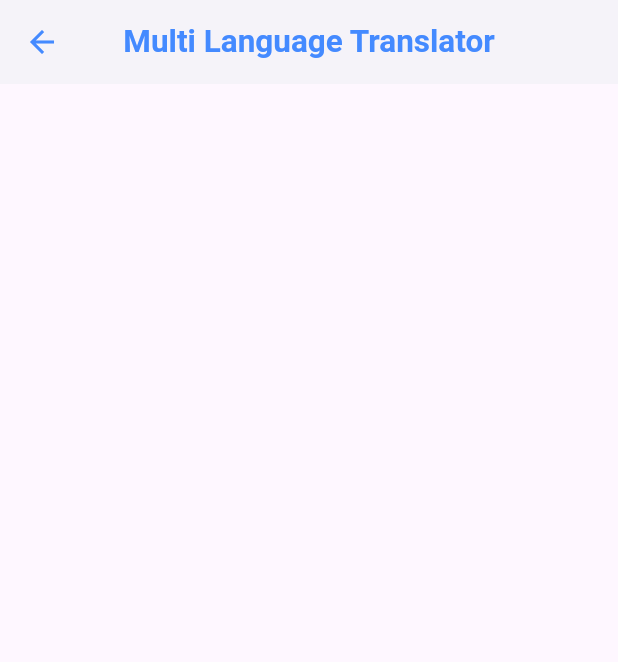
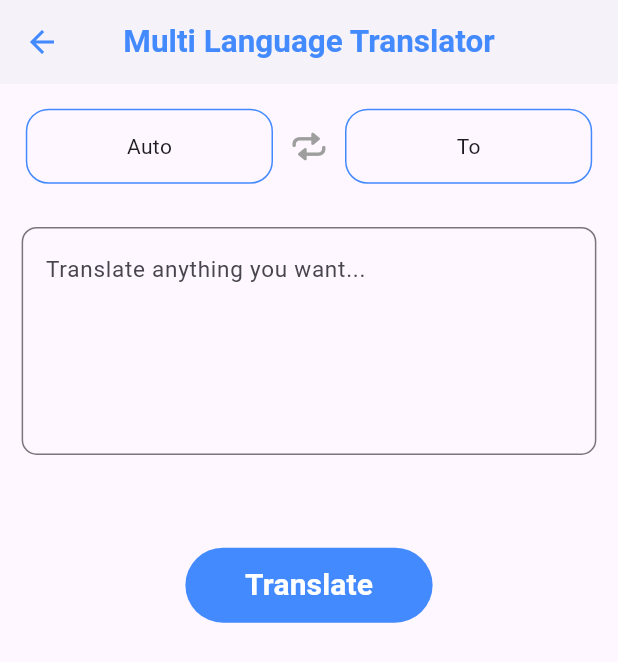
Before and after one commit to sewiiimirza/Ai_Chat_bot, a Flutter app: the TranslatorFeature screen opened directly, on a phone screen of 412 x 824 dp. Shown: the top 662 px of the screen. Run offline on Flutter 3.47's test engine with Material 3 defaults, Android fonts, the phone set to English and light mode, and no system bars; our stand-ins replace animated_text_kit, cached_network_image, flutter_animate, get, hive, lottie and 1 more; missing offline and left inert: dart_openai, gallery_saver_updated; accounts and stored records are empty; statements that could not run were skipped; project files that could hold a hidden picture were left out.

Commit message:
AI translator screen done

```diff
--- /dev/null
+++ b/lib/controller/translator_controller.dart
@@ -0,0 +1,210 @@
+import 'package:ai_chat_bot/apis/apis.dart';
+import 'package:ai_chat_bot/helper/my_dialog.dart';
+import 'package:ai_chat_bot/model/message.dart';
+import 'package:flutter/cupertino.dart';
+import 'package:get/get.dart';
+
+class TranslatorController  extends GetxController{
+  final textC= TextEditingController();
+  final resultC=TextEditingController();
+
+  final from=''.obs, to=''.obs;
+
+
+    // list of languages available
+    final lang = const [
+      "Afar",
+      "Abkhazian",
+      "Avestan",
+      "Afrikaans",
+      "Akan",
+      "Amharic",
+      "Aragonese",
+      "Arabic",
+      "Assamese",
+      "Avaric",
+      "Aymara",
+      "Azerbaijani",
+      "Bashkir",
+      "Belarusian",
+      "Bulgarian",
+      "Bihari languages",
+      "Bislama",
+      "Bambara",
+      "Bengali",
+      "Tibetan",
+      "Breton",
+      "Bosnian",
+      "Catalan",
+      "Chechen",
+      "Chamorro",
+      "Corsican",
+      "Cree",
+      "Czech",
+      "Church Slavic",
+      "Chuvash",
+      "Welsh",
+      "Danish",
+      "German",
+      "Maldivian",
+      "Dzongkha",
+      "Ewe",
+      "Greek",
+      "English",
+      "Esperanto",
+      "Spanish",
+      "Estonian",
+      "Basque",
+      "Persian",
+      "Fulah",
+      "Finnish",
+      "Fijian",
+      "Faroese",
+      "French",
+      "Western Frisian",
+      "Irish",
+      "Gaelic",
+      "Galician",
+      "Guarani",
+      "Gujarati",
+      "Manx",
+      "Hausa",
+      "Hebrew",
+      "Hindi",
+      "Hiri Motu",
+      "Croatian",
+      "Haitian",
+      "Hungarian",
+      "Armenian",
+      "Herero",
+      "Interlingua",
+      "Indonesian",
+      "Interlingue",
+      "Igbo",
+      "Sichuan Yi",
+      "Inupiaq",
+      "Ido",
+      "Icelandic",
+      "Italian",
+      "Inuktitut",
+      "Japanese",
+      "Javanese",
+      "Georgian",
+      "Kongo",
+      "Kikuyu",
+      "Kuanyama",
+      "Kazakh",
+      "Kalaallisut",
+      "Central Khmer",
+      "Kannada",
+      "Korean",
+      "Kanuri",
+      "Kashmiri",
+      "Kurdish",
+      "Komi",
+      "Cornish",
+      "Kirghiz",
+      "Latin",
+      "Luxembourgish",
+      "Ganda",
+      "Limburgan",
+      "Lingala",
+      "Lao",
+      "Lithuanian",
+      "Luba-Katanga",
+      "Latvian",
+      "Malagasy",
+      "Marshallese",
+      "Maori",
+      "Macedonian",
+      "Malayalam",
+      "Mongolian",
+      "Marathi",
+      "Malay",
+      "Maltese",
+      "Burmese",
+      "Nauru",
+      "Norwegian",
+      "North Ndebele",
+      "Nepali",
+      "Ndonga",
+      "Dutch",
+      "South Ndebele",
+      "Navajo",
+      "Chichewa",
+      "Occitan",
+      "Ojibwa",
+      "Oromo",
+      "Oriya",
+      "Ossetic",
+      "Panjabi",
+      "Pali",
+      "Polish",
+      "Pushto",
+      "Portuguese",
+      "Quechua",
+      "Romansh",
+      "Rundi",
+      "Romanian",
+      "Russian",
+      "Kinyarwanda",
+      "Sanskrit",
+      "Sardinian",
+      "Sindhi",
+      "Northern Sami",
+      "Sango",
+      "Sinhala",
+      "Slovak",
+      "Slovenian",
+      "Samoan",
+      "Shona",
+      "Somali",
+      "Albanian",
+      "Serbian",
+      "Swati",
+      "Sotho, Southern",
+      "Sundanese",
+      "Swedish",
+      "Swahili",
+      "Tamil",
+      "Telugu",
+      "Tajik",
+      "Thai",
+      "Tigrinya",
+      "Turkmen",
+      "Tagalog",
+      "Tswana",
+      "Tonga",
+      "Turkish",
+      "Tsonga",
+      "Tatar",
+      "Twi",
+      "Tahitian",
+      "Uighur",
+      "Ukrainian",
+      "Urdu",
+      "Uzbek",
+      "Venda",
+      "Vietnamese",
+      "Volapük",
+      "Walloon",
+      "Wolof",
+      "Xhosa",
+      "Yiddish",
+      "Yoruba",
+      "Zhuang",
+      "Chinese",
+       "Zulu"
+     ];
+
+
+
+  Future<void> askQuestion()async {
+    if (textC.text.trim().isNotEmpty) {
+      //final res = await APIs.getAnswer(textC.text);
+     textC.text='';
+    }else{
+      MyDialog.info('Ask anything');
+    }
+  }
+}
--- a/lib/helper/global.dart
+++ b/lib/helper/global.dart
@@ -4,5 +4,5 @@ const appName= 'Ai ChatBot';
 //media query to store of device size
 late Size mq;
 //api key
-  String apiKey='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';
-      //'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';
+  String apiKey='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';
+      //'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';
--- a/lib/screens/feature/translator_feature.dart
+++ b/lib/screens/feature/translator_feature.dart
@@ -1,4 +1,10 @@
+import 'package:ai_chat_bot/controller/translator_controller.dart';
+import 'package:ai_chat_bot/helper/global.dart';
+import 'package:ai_chat_bot/widget/custom_btn.dart';
+import 'package:ai_chat_bot/widget/language_sheet.dart';
+import 'package:flutter/cupertino.dart';
 import 'package:flutter/material.dart';
+import 'package:get/get.dart';
 class TranslatorFeature extends StatefulWidget {
   const TranslatorFeature({super.key});
 
@@ -7,6 +13,7 @@ class TranslatorFeature extends StatefulWidget {
 }
 
 class _TranslatorFeatureState extends State<TranslatorFeature> {
+  final _c = TranslatorController();
   @override
   Widget build(BuildContext context) {
     return Scaffold(
@@ -14,10 +21,96 @@ class _TranslatorFeatureState extends State<TranslatorFeature> {
         title:const Text("Multi Language Translator"),
       ),
       body:ListView(
+        physics: BouncingScrollPhysics(),
+       padding: EdgeInsets.only(top: mq.height*.02,bottom: mq.height*.1),
         children: [
+          Row(
+            mainAxisAlignment: MainAxisAlignment.center,
+        children:[
 
+          //from language
+          InkWell(
+              onTap: ()=>Get.bottomSheet(LanguageSheet()),
+          child:Container(
+          height: 50,
+             width: mq.width*.4,
+           alignment: Alignment.center,
+           decoration: BoxDecoration(
+             border: Border.all(color:Colors.blueAccent),
+             borderRadius: BorderRadius.all(Radius.circular(15)),
+           ),
+           child: Text('Auto'),
+         ),
+    ),
+
+
+          //swipe language btn
+          IconButton(onPressed: (){},
+              icon: Icon(CupertinoIcons.repeat,
+                color: Colors.grey,)),
+
+
+          // to language
+          Container(
+            height: 50,
+            width: mq.width*.4,
+            alignment: Alignment.center,
+            decoration: BoxDecoration(
+              border: Border.all(color:Colors.blueAccent),
+              borderRadius: BorderRadius.all(Radius.circular(15)),
+            ),
+            child: Text('To'),
+          ),
+          ],
+          ),
+
+
+          //text field
+          Padding(padding:
+          EdgeInsets.symmetric(horizontal:mq.width*.035,vertical: mq.height*.035),
+          child:TextFormField(
+            //so we can access all the data from text form
+            controller: _c.textC,
+            maxLines: null,
+            minLines: 5,
+            onTapOutside: (e)=>FocusScope.of(context).unfocus(),
+            decoration:const InputDecoration(
+                hintText: "Translate anything you want...",
+                hintStyle: TextStyle(fontSize: 15,),
+                border: OutlineInputBorder(
+                  borderRadius: BorderRadius.all(Radius.circular(10)),
+                  borderSide: BorderSide(
+                    style: BorderStyle.solid,color: Colors.grey,),)),
+          )),
+
+          //result field
+          if(_c.resultC.text.isNotEmpty)
+          Padding(padding:
+          EdgeInsets.symmetric(horizontal:mq.width*.035,),
+              child:TextFormField(
+                //so we can access all the data from text form
+                controller: _c.resultC,
+                maxLines: null,
+                // minLines: 5,
+                onTapOutside: (e)=>FocusScope.of(context).unfocus(),
+                decoration:const InputDecoration(
+                    hintText: "result...",
+                    hintStyle: TextStyle(fontSize: 15,),
+                    border: OutlineInputBorder(
+                      borderRadius: BorderRadius.all(Radius.circular(10)),
+                      borderSide: BorderSide(
+                        style: BorderStyle.solid,color: Colors.grey,),)),
+              )),
+
+          SizedBox(height: mq.height*.04,),
+          CustomBtn(onTap: (){}, text:"Translate")
         ],
       ),
+
+
+
     );
+
+
   }
 }
--- /dev/null
+++ b/lib/widget/custom_btn.dart
@@ -0,0 +1,24 @@
+import 'package:ai_chat_bot/helper/global.dart';
+import 'package:ai_chat_bot/screens/home_screen.dart';
+import 'package:flutter/material.dart';
+class CustomBtn extends StatelessWidget {
+  final VoidCallback onTap;
+  final String text;
+  const CustomBtn({super.key, required this.onTap,required this.text,});
+
+  @override
+  Widget build(BuildContext context) {
+    return Align(
+     child: ElevatedButton(
+      style: ElevatedButton.styleFrom(backgroundColor: Colors.blueAccent,
+          elevation: 0,
+          minimumSize: Size(mq.width*.4, 50)
+      ),
+      onPressed: onTap,
+      child: Text(text ,style: TextStyle(fontSize: 20,fontWeight: FontWeight.w600,color: Colors.white)),),
+    );
+
+
+
+  }
+}
--- a/pubspec.yaml
+++ b/pubspec.yaml
@@ -21,6 +21,11 @@ dependencies:
   #for accessing storage path
   path_provider: ^2.1.0
   get: ^4.6.6
+ #for ai image generation
+  dart_openai: ^5.0.0
+  cached_network_image: ^3.3.1
+  gallery_saver_updated: ^3.0.0
+  share_plus: ^7.2.1
 
 
 
```
Also changed, not shown: lib/controller/chat_controllere.dart (added, +41 -0 lines), lib/controller/image_controller.dart (added, +96 -0 lines), lib/helper/my_dialog.dart (added, +29 -0 lines), lib/model/message.dart (added, +7 -0 lines), lib/screens/feature/image_feature.dart (+53 -5 lines), lib/widget/language_sheet.dart (added, +9 -0 lines), lib/widget/message_card.dart (added, +70 -0 lines), pubspec.lock, 7 other files.
